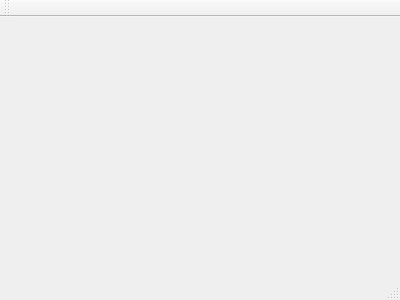
AntoineMerlet/3DScan, file SourceCode/GUI/mainwindow.ui: the form before one commit.
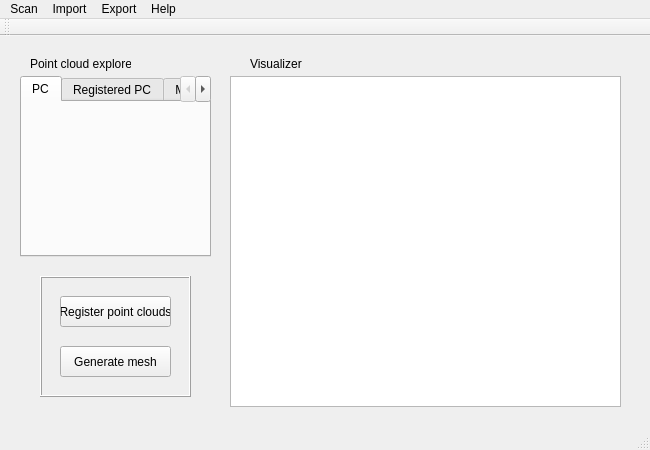
The form after the commit.

Commit message: Added weekly report and GUI design

What changed in the file:
```diff
--- a/SourceCode/GUI/mainwindow.ui
+++ b/SourceCode/GUI/mainwindow.ui
@@ -1,24 +1,224 @@
 <ui version="4.0">
  <class>MainWindow</class>
- <widget class="QMainWindow" name="MainWindow" >
-  <property name="geometry" >
+ <widget class="QMainWindow" name="MainWindow">
+  <property name="geometry">
    <rect>
     <x>0</x>
     <y>0</y>
-    <width>400</width>
-    <height>300</height>
+    <width>650</width>
+    <height>450</height>
    </rect>
   </property>
   <property name="windowTitle" >
    <string>MainWindow</string>
   </property>
-  <widget class="QMenuBar" name="menuBar" />
-  <widget class="QToolBar" name="mainToolBar" />
-  <widget class="QWidget" name="centralWidget" />
-  <widget class="QStatusBar" name="statusBar" />
+  <widget class="QWidget" name="centralWidget">
+   <widget class="QTabWidget" name="mw_explorer_tabwidget">
+    <property name="geometry">
+     <rect>
+      <x>20</x>
+      <y>40</y>
+      <width>191</width>
+      <height>181</height>
+     </rect>
+    </property>
+    <property name="currentIndex">
+     <number>0</number>
+    </property>
+    <widget class="QWidget" name="mw_pc_tab">
+     <attribute name="title">
+      <string>PC</string>
+     </attribute>
+    </widget>
+    <widget class="QWidget" name="mw_registeredpc_tab">
+     <attribute name="title">
+      <string>Registered PC</string>
+     </attribute>
+    </widget>
+    <widget class="QWidget" name="mw_mesh_tab">
+     <attribute name="title">
+      <string>Mesh</string>
+     </attribute>
+    </widget>
+   </widget>
+   <widget class="QGraphicsView" name="mw_visualizer_graphicsview">
+    <property name="geometry">
+     <rect>
+      <x>230</x>
+      <y>40</y>
+      <width>391</width>
+      <height>331</height>
+     </rect>
+    </property>
+   </widget>
+   <widget class="QFrame" name="mw_register_frame">
+    <property name="geometry">
+     <rect>
+      <x>40</x>
+      <y>240</y>
+      <width>151</width>
+      <height>121</height>
+     </rect>
+    </property>
+    <property name="frameShape">
+     <enum>QFrame::Box</enum>
+    </property>
+    <property name="frameShadow">
+     <enum>QFrame::Raised</enum>
+    </property>
+    <widget class="QPushButton" name="mw_register_pc_pushbutton">
+     <property name="geometry">
+      <rect>
+       <x>20</x>
+       <y>20</y>
+       <width>111</width>
+       <height>31</height>
+      </rect>
+     </property>
+     <property name="text">
+      <string>Register point clouds</string>
+     </property>
+    </widget>
+    <widget class="QPushButton" name="mw_generatemesh_pushbutton">
+     <property name="geometry">
+      <rect>
+       <x>20</x>
+       <y>70</y>
+       <width>111</width>
+       <height>31</height>
+      </rect>
+     </property>
+     <property name="text">
+      <string>Generate mesh</string>
+     </property>
+    </widget>
+   </widget>
+   <widget class="QLabel" name="mw_visualizer_label">
+    <property name="geometry">
+     <rect>
+      <x>250</x>
+      <y>20</y>
+      <width>61</width>
+      <height>16</height>
+     </rect>
+    </property>
+    <property name="text">
+     <string>Visualizer</string>
+    </property>
+   </widget>
+   <widget class="QLabel" name="mw_pcexplorer_label">
+    <property name="geometry">
+     <rect>
+      <x>30</x>
+      <y>20</y>
+      <width>101</width>
+      <height>16</height>
+     </rect>
+    </property>
+    <property name="text">
+     <string>Point cloud explorer</string>
+    </property>
+   </widget>
+  </widget>
+  <widget class="QMenuBar" name="menuBar">
+   <property name="geometry">
+    <rect>
+     <x>0</x>
+     <y>0</y>
+     <width>650</width>
+     <height>21</height>
+    </rect>
+   </property>
+   <widget class="QMenu" name="menuMAGMA_3D_scanner">
+    <property name="title">
+     <string>Scan</string>
+    </property>
+    <addaction name="actionNew_scan"/>
+   </widget>
+   <widget class="QMenu" name="menuImport">
+    <property name="title">
+     <string>Import</string>
+    </property>
+    <addaction name="actionImport_point_clouds"/>
+    <addaction name="actionImport_registered_PC"/>
+    <addaction name="actionImport_mesh"/>
+   </widget>
+   <widget class="QMenu" name="menuExport">
+    <property name="title">
+     <string>Export</string>
+    </property>
+    <addaction name="actionExport_point_clouds"/>
+    <addaction name="actionExport_registered_PC"/>
+    <addaction name="actionExport_mesh"/>
+   </widget>
+   <widget class="QMenu" name="menuHelp">
+    <property name="title">
+     <string>Help</string>
+    </property>
+    <addaction name="actionUser_manual"/>
+    <addaction name="actionAbout"/>
+   </widget>
+   <addaction name="menuMAGMA_3D_scanner"/>
+   <addaction name="menuImport"/>
+   <addaction name="menuExport"/>
+   <addaction name="menuHelp"/>
+  </widget>
+  <widget class="QToolBar" name="mainToolBar">
+   <attribute name="toolBarArea">
+    <enum>TopToolBarArea</enum>
+   </attribute>
+   <attribute name="toolBarBreak">
+    <bool>false</bool>
+   </attribute>
+  </widget>
+  <widget class="QStatusBar" name="statusBar"/>
+  <action name="actionNew_scan">
+   <property name="text">
+    <string>New scan</string>
+   </property>
+  </action>
+  <action name="actionImport_point_clouds">
+   <property name="text">
+    <string>Import point clouds</string>
+   </property>
+  </action>
+  <action name="actionImport_registered_PC">
+   <property name="text">
+    <string>Import registered PC</string>
+   </property>
+  </action>
+  <action name="actionImport_mesh">
+   <property name="text">
+    <string>Import mesh</string>
+   </property>
+  </action>
+  <action name="actionExport_point_clouds">
+   <property name="text">
+    <string>Export point clouds</string>
+   </property>
+  </action>
+  <action name="actionExport_registered_PC">
+   <property name="text">
+    <string>Export registered PC</string>
+   </property>
+  </action>
+  <action name="actionExport_mesh">
+   <property name="text">
+    <string>Export mesh</string>
+   </property>
+  </action>
+  <action name="actionUser_manual">
+   <property name="text">
+    <string>User manual</string>
+   </property>
+  </action>
+  <action name="actionAbout">
+   <property name="text">
+    <string>About</string>
+   </property>
+  </action>
  </widget>
- <layoutDefault spacing="6" margin="11" />
- <pixmapfunction></pixmapfunction>
+ <layoutdefault spacing="6" margin="11"/>
  <resources/>
  <connections/>
 </ui>
```
Left out of the diff: 3 changed lines with no effect on the pictures. The commit also changes 7 other files.
